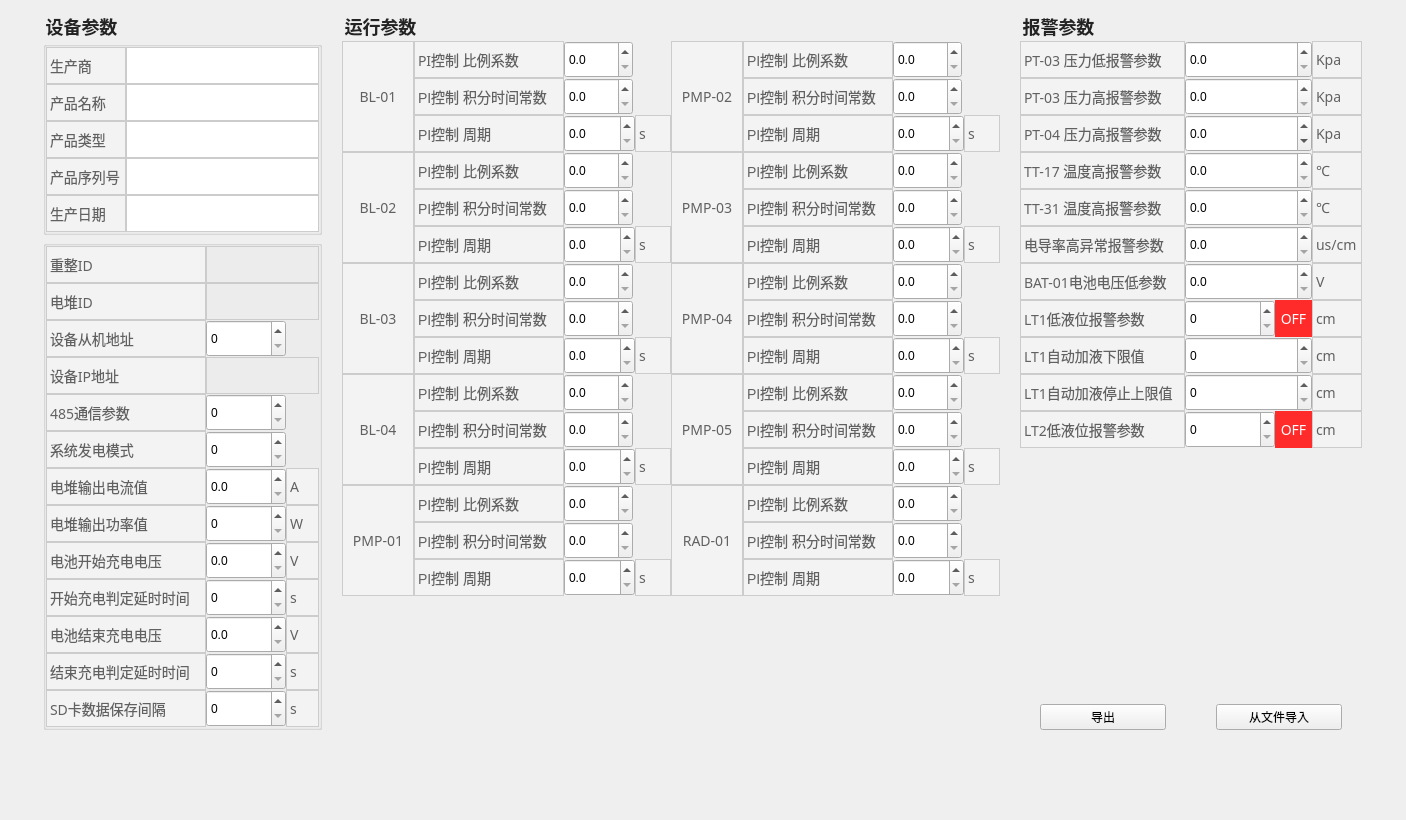
Old version of the form ParameterConfiguration/parameterconfiguration.ui in the repository Hccccc1/MOH_viewer.
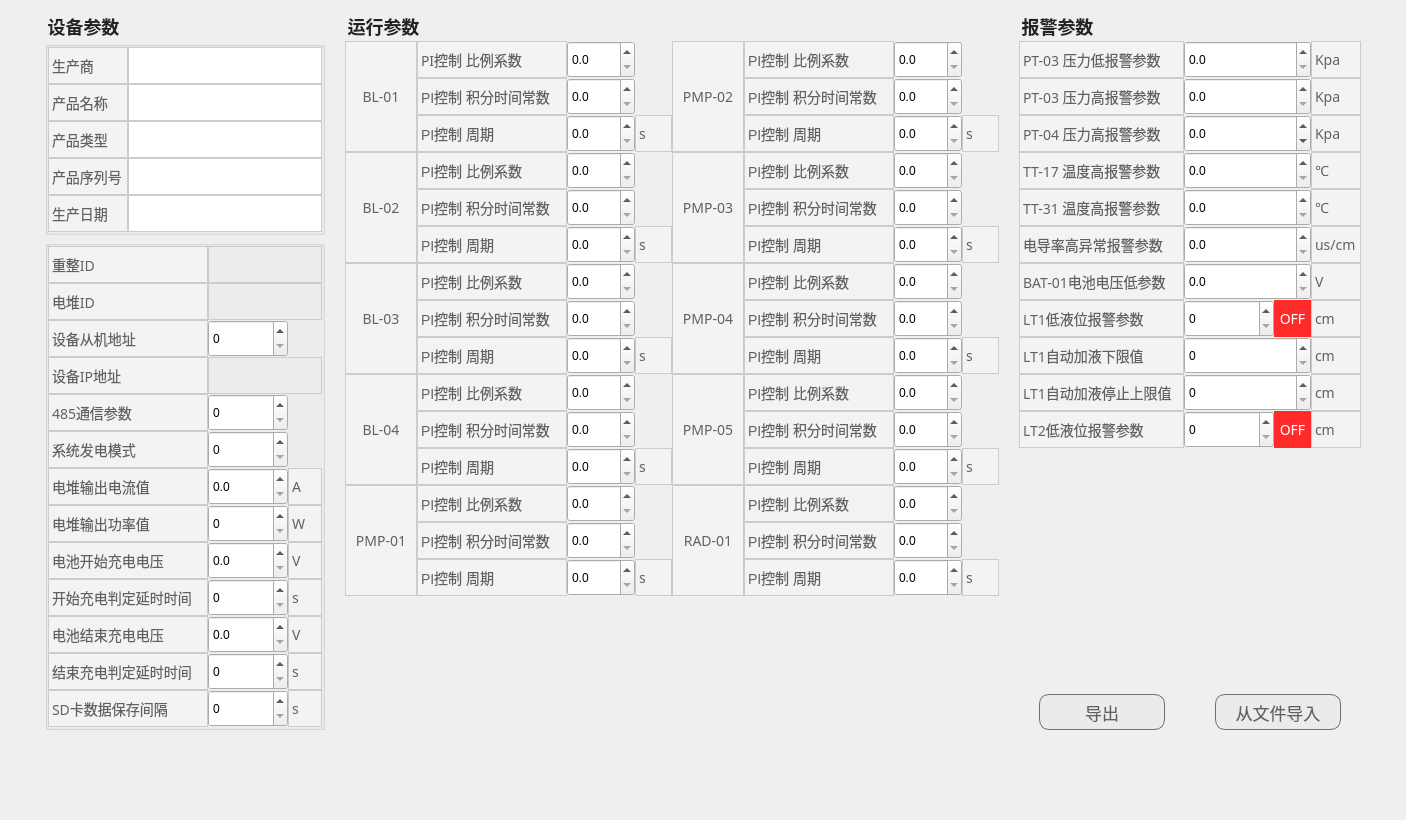
New version of the form.

The edit to the form file:
```diff
--- a/ParameterConfiguration/parameterconfiguration.ui
+++ b/ParameterConfiguration/parameterconfiguration.ui
@@ -327,7 +327,7 @@
               <string notr="true"/>
              </property>
              <property name="maximum">
-              <number>65536</number>
+              <number>65535</number>
              </property>
             </widget>
            </item>
@@ -490,7 +490,7 @@
               <string notr="true"/>
              </property>
              <property name="maximum">
-              <number>65536</number>
+              <number>65535</number>
              </property>
             </widget>
            </item>
@@ -572,7 +572,7 @@
               <number>1</number>
              </property>
              <property name="maximum">
-              <double>65536.000000000000000</double>
+              <double>6553.500000000000000</double>
              </property>
              <property name="singleStep">
               <double>0.100000000000000</double>
@@ -648,7 +648,7 @@
               <string notr="true"/>
              </property>
              <property name="maximum">
-              <number>65536</number>
+              <number>65535</number>
              </property>
             </widget>
            </item>
@@ -946,7 +946,7 @@
               <number>1</number>
              </property>
              <property name="maximum">
-              <double>65536.000000000000000</double>
+              <double>6553.500000000000000</double>
              </property>
              <property name="singleStep">
               <double>0.100000000000000</double>
@@ -1412,7 +1412,7 @@
                <number>1</number>
               </property>
               <property name="maximum">
-               <double>65536.000000000000000</double>
+               <double>6553.500000000000000</double>
               </property>
               <property name="singleStep">
                <double>0.100000000000000</double>
@@ -1488,7 +1488,7 @@
                <number>1</number>
               </property>
               <property name="maximum">
-               <double>65536.000000000000000</double>
+               <double>6553.500000000000000</double>
               </property>
               <property name="singleStep">
                <double>0.100000000000000</double>
@@ -1547,7 +1547,7 @@
              <widget class="QDoubleSpinBox" name="Tsm_PMP03">
               <property name="minimumSize">
                <size>
-                <width>60</width>
+                <width>68</width>
                 <height>37</height>
                </size>
               </property>
@@ -1561,7 +1561,7 @@
                <number>1</number>
               </property>
               <property name="maximum">
-               <double>65536.000000000000000</double>
+               <double>6553.500000000000000</double>
               </property>
               <property name="singleStep">
                <double>0.100000000000000</double>
@@ -1694,7 +1694,7 @@
                <number>1</number>
               </property>
               <property name="maximum">
-               <double>65536.000000000000000</double>
+               <double>6553.500000000000000</double>
               </property>
               <property name="singleStep">
                <double>0.100000000000000</double>
@@ -1767,7 +1767,7 @@
                <number>1</number>
               </property>
               <property name="maximum">
-               <double>65536.000000000000000</double>
+               <double>6553.500000000000000</double>
               </property>
               <property name="singleStep">
                <double>0.100000000000000</double>
@@ -1826,7 +1826,7 @@
              <widget class="QDoubleSpinBox" name="Tsm_RAD01">
               <property name="minimumSize">
                <size>
-                <width>60</width>
+                <width>68</width>
                 <height>37</height>
                </size>
               </property>
@@ -1840,7 +1840,7 @@
                <number>1</number>
               </property>
               <property name="maximum">
-               <double>65536.000000000000000</double>
+               <double>6553.500000000000000</double>
               </property>
               <property name="singleStep">
                <double>0.100000000000000</double>
@@ -1973,7 +1973,7 @@
                <number>1</number>
               </property>
               <property name="maximum">
-               <double>65536.000000000000000</double>
+               <double>6553.500000000000000</double>
               </property>
               <property name="singleStep">
                <double>0.100000000000000</double>
@@ -2046,7 +2046,7 @@
                <number>1</number>
               </property>
               <property name="maximum">
-               <double>65536.000000000000000</double>
+               <double>6553.500000000000000</double>
               </property>
               <property name="singleStep">
                <double>0.100000000000000</double>
@@ -2105,7 +2105,7 @@
              <widget class="QDoubleSpinBox" name="Tsm_BL03">
               <property name="minimumSize">
                <size>
-                <width>60</width>
+                <width>68</width>
                 <height>37</height>
                </size>
               </property>
@@ -2119,7 +2119,7 @@
                <number>1</number>
               </property>
               <property name="maximum">
-               <double>65536.000000000000000</double>
+               <double>6553.500000000000000</double>
               </property>
               <property name="singleStep">
                <double>0.100000000000000</double>
@@ -2252,7 +2252,7 @@
                <number>1</number>
               </property>
               <property name="maximum">
-               <double>65536.000000000000000</double>
+               <double>6553.500000000000000</double>
               </property>
               <property name="singleStep">
                <double>0.100000000000000</double>
@@ -2325,7 +2325,7 @@
                <number>1</number>
               </property>
               <property name="maximum">
-               <double>65536.000000000000000</double>
+               <double>6553.500000000000000</double>
               </property>
               <property name="singleStep">
                <double>0.100000000000000</double>
@@ -2384,7 +2384,7 @@
              <widget class="QDoubleSpinBox" name="Tsm_PMP04">
               <property name="minimumSize">
                <size>
-                <width>60</width>
+                <width>68</width>
                 <height>37</height>
                </size>
               </property>
@@ -2398,7 +2398,7 @@
                <number>1</number>
               </property>
               <property name="maximum">
-               <double>65536.000000000000000</double>
+               <double>6553.500000000000000</double>
               </property>
               <property name="singleStep">
                <double>0.100000000000000</double>
@@ -2531,7 +2531,7 @@
                <number>1</number>
               </property>
               <property name="maximum">
-               <double>65536.000000000000000</double>
+               <double>6553.500000000000000</double>
               </property>
               <property name="singleStep">
                <double>0.100000000000000</double>
@@ -2604,7 +2604,7 @@
                <number>1</number>
               </property>
               <property name="maximum">
-               <double>65536.000000000000000</double>
+               <double>6553.500000000000000</double>
               </property>
               <property name="singleStep">
                <double>0.100000000000000</double>
@@ -2663,7 +2663,7 @@
              <widget class="QDoubleSpinBox" name="Tsm_BL04">
               <property name="minimumSize">
                <size>
-                <width>60</width>
+                <width>68</width>
                 <height>37</height>
                </size>
               </property>
@@ -2677,7 +2677,7 @@
                <number>1</number>
               </property>
               <property name="maximum">
-               <double>65536.000000000000000</double>
+               <double>6553.500000000000000</double>
               </property>
               <property name="singleStep">
                <double>0.100000000000000</double>
@@ -2810,7 +2810,7 @@
                <number>1</number>
               </property>
               <property name="maximum">
-               <double>65536.000000000000000</double>
+               <double>6553.500000000000000</double>
               </property>
               <property name="singleStep">
                <double>0.100000000000000</double>
@@ -2883,7 +2883,7 @@
                <number>1</number>
               </property>
               <property name="maximum">
-               <double>65536.000000000000000</double>
+               <double>6553.500000000000000</double>
               </property>
               <property name="singleStep">
                <double>0.100000000000000</double>
@@ -2942,7 +2942,7 @@
              <widget class="QDoubleSpinBox" name="Tsm_BL02">
               <property name="minimumSize">
                <size>
-                <width>60</width>
+                <width>68</width>
                 <height>37</height>
                </size>
               </property>
@@ -2956,7 +2956,7 @@
                <number>1</number>
               </property>
               <property name="maximum">
-               <double>65536.000000000000000</double>
+               <double>6553.500000000000000</double>
               </property>
               <property name="singleStep">
                <double>0.100000000000000</double>
@@ -3095,7 +3095,7 @@
                <number>1</number>
               </property>
               <property name="maximum">
-               <double>65536.000000000000000</double>
+               <double>6553.500000000000000</double>
               </property>
               <property name="singleStep">
                <double>0.100000000000000</double>
@@ -3168,7 +3168,7 @@
                <number>1</number>
               </property>
               <property name="maximum">
-               <double>65536.000000000000000</double>
+               <double>6553.500000000000000</double>
               </property>
               <property name="singleStep">
                <double>0.100000000000000</double>
@@ -3241,7 +3241,7 @@
                <number>1</number>
               </property>
               <property name="maximum">
-               <double>65536.000000000000000</double>
+               <double>6553.500000000000000</double>
               </property>
               <property name="singleStep">
                <double>0.100000000000000</double>
@@ -3372,7 +3372,7 @@
                <number>1</number>
               </property>
               <property name="maximum">
-               <double>65536.000000000000000</double>
+               <double>6553.500000000000000</double>
               </property>
               <property name="singleStep">
                <double>0.100000000000000</double>
@@ -3445,7 +3445,7 @@
                <number>1</number>
               </property>
               <property name="maximum">
-               <double>65536.000000000000000</double>
+               <double>6553.500000000000000</double>
               </property>
               <property name="singleStep">
                <double>0.100000000000000</double>
@@ -3504,7 +3504,7 @@
              <widget class="QDoubleSpinBox" name="Tsm_BL01">
               <property name="minimumSize">
                <size>
-                <width>0</width>
+                <width>68</width>
                 <height>37</height>
                </size>
               </property>
@@ -3518,7 +3518,7 @@
                <number>1</number>
               </property>
               <property name="maximum">
-               <double>65536.000000000000000</double>
+               <double>6553.500000000000000</double>
               </property>
               <property name="singleStep">
                <double>0.100000000000000</double>
@@ -3657,7 +3657,7 @@
                <number>1</number>
               </property>
               <property name="maximum">
-               <double>65536.000000000000000</double>
+               <double>6553.500000000000000</double>
               </property>
               <property name="singleStep">
                <double>0.100000000000000</double>
@@ -3730,7 +3730,7 @@
                <number>1</number>
               </property>
               <property name="maximum">
-               <double>65536.000000000000000</double>
+               <double>6553.500000000000000</double>
               </property>
               <property name="singleStep">
                <double>0.100000000000000</double>
@@ -3789,7 +3789,7 @@
              <widget class="QDoubleSpinBox" name="Tsm_PMP05">
               <property name="minimumSize">
                <size>
-                <width>60</width>
+                <width>68</width>
                 <height>37</height>
                </size>
               </property>
@@ -3803,7 +3803,7 @@
                <number>1</number>
               </property>
               <property name="maximum">
-               <double>65536.000000000000000</double>
+               <double>6553.500000000000000</double>
               </property>
               <property name="singleStep">
                <double>0.100000000000000</double>
@@ -3936,7 +3936,7 @@
                <number>1</number>
               </property>
               <property name="maximum">
-               <double>65536.000000000000000</double>
+               <double>6553.500000000000000</double>
               </property>
               <property name="singleStep">
                <double>0.100000000000000</double>
@@ -4009,7 +4009,7 @@
                <number>1</number>
               </property>
               <property name="maximum">
-               <double>65536.000000000000000</double>
+               <double>6553.500000000000000</double>
               </property>
               <property name="singleStep">
                <double>0.100000000000000</double>
@@ -4068,7 +4068,7 @@
              <widget class="QDoubleSpinBox" name="Tsm_PMP01">
               <property name="minimumSize">
                <size>
-                <width>60</width>
+                <width>68</width>
                 <height>37</height>
                </size>
               </property>
@@ -4082,7 +4082,7 @@
                <number>1</number>
               </property>
               <property name="maximum">
-               <double>65536.000000000000000</double>
+               <double>6553.500000000000000</double>
               </property>
               <property name="singleStep">
                <double>0.100000000000000</double>
@@ -4173,7 +4173,7 @@
          </size>
         </property>
         <property name="maximum">
-         <number>65536</number>
+         <number>65535</number>
         </property>
        </widget>
       </item>
@@ -4195,7 +4195,7 @@
          <number>1</number>
         </property>
         <property name="maximum">
-         <double>65536.000000000000000</double>
+         <double>6553.500000000000000</double>
         </property>
         <property name="singleStep">
          <double>0.100000000000000</double>
@@ -4247,7 +4247,7 @@
          </size>
         </property>
         <property name="maximum">
-         <number>65536</number>
+         <number>65535</number>
         </property>
        </widget>
       </item>
@@ -4266,7 +4266,7 @@
          </size>
         </property>
         <property name="maximum">
-         <number>65536</number>
+         <number>65535</number>
         </property>
        </widget>
       </item>
@@ -4288,7 +4288,7 @@
          <set>Qt::AlignLeading|Qt::AlignLeft|Qt::AlignVCenter</set>
         </property>
         <property name="maximum">
-         <number>65536</number>
+         <number>65535</number>
         </property>
        </widget>
       </item>
@@ -4326,7 +4326,7 @@
          <number>1</number>
         </property>
         <property name="maximum">
-         <double>65536.000000000000000</double>
+         <double>6553.500000000000000</double>
         </property>
         <property name="singleStep">
          <double>0.100000000000000</double>
@@ -4498,7 +4498,7 @@
          <number>1</number>
         </property>
         <property name="maximum">
-         <double>65536.000000000000000</double>
+         <double>6553.500000000000000</double>
         </property>
         <property name="singleStep">
          <double>0.100000000000000</double>
@@ -4704,7 +4704,7 @@
          <number>1</number>
         </property>
         <property name="maximum">
-         <double>65536.000000000000000</double>
+         <double>6553.500000000000000</double>
         </property>
         <property name="singleStep">
          <double>0.100000000000000</double>
@@ -5026,6 +5026,20 @@
      </property>
      <item>
       <widget class="QPushButton" name="saveToFile">
+       <property name="styleSheet">
+        <string notr="true">QPushButton {
+	width:112px;
+	height:34px;
+	background:rgba(233,235,237,1);
+	border:1px solid rgba(112,112,112,1);
+	border-radius:10px;
+	font-size:17px;
+	font-family:PingFang SC;
+	font-weight:300;
+	line-height:24px;
+	color:rgba(97,97,97,1);
+}</string>
+       </property>
        <property name="text">
         <string>导出</string>
        </property>
@@ -5033,6 +5047,20 @@
      </item>
      <item>
       <widget class="QPushButton" name="loadFromFile">
+       <property name="styleSheet">
+        <string notr="true">QPushButton {
+	width:112px;
+	height:34px;
+	background:rgba(233,235,237,1);
+	border:1px solid rgba(112,112,112,1);
+	border-radius:10px;
+	font-size:17px;
+	font-family:PingFang SC;
+	font-weight:300;
+	line-height:24px;
+	color:rgba(97,97,97,1);
+}</string>
+       </property>
        <property name="text">
         <string>从文件导入</string>
        </property>
```
